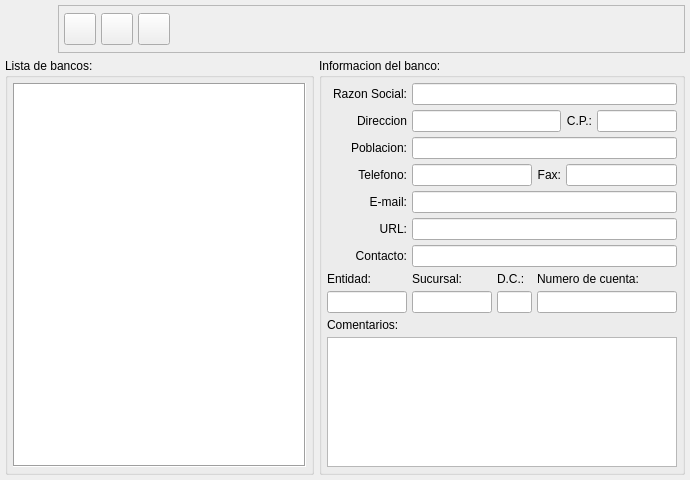
First picture: the form in bulmages/bulmafact/src/bancobase.ui, repository eboladev/Bulmages-1, before the edit.
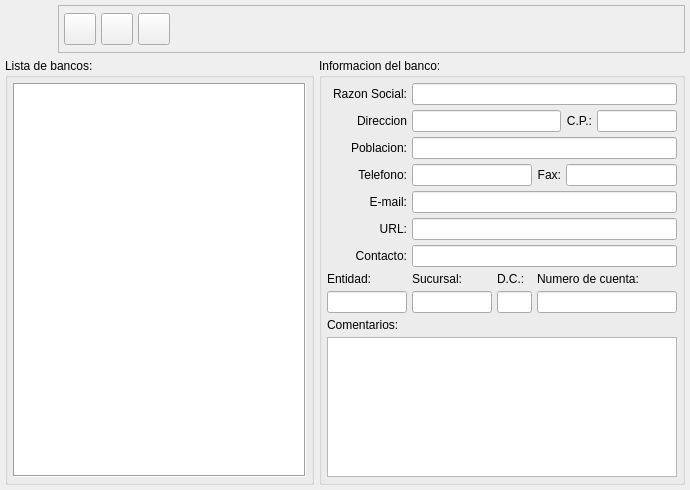
Second picture: the form after the edit. Icons and pictures are not drawn.

```diff
--- a/bulmages/bulmafact/src/bancobase.ui
+++ b/bulmages/bulmafact/src/bancobase.ui
@@ -7,7 +7,7 @@
     <x>0</x>
     <y>0</y>
     <width>690</width>
-    <height>480</height>
+    <height>490</height>
    </rect>
   </property>
   <property name="windowTitle" >
@@ -138,7 +138,14 @@
        </widget>
       </item>
       <item row="10" column="0" colspan="6" >
-       <widget class="QTextEdit" name="mui_comentbanco" />
+       <widget class="QTextEdit" name="mui_comentbanco" >
+        <property name="html" >
+         <string>&lt;html>&lt;head>&lt;meta name="qrichtext" content="1" />&lt;style type="text/css">
+p, li { white-space: pre-wrap; }
+&lt;/style>&lt;/head>&lt;body style=" font-family:'Sans Serif'; font-size:9pt; font-weight:400; font-style:normal; text-decoration:none;">
+&lt;p style="-qt-paragraph-type:empty; margin-top:0px; margin-bottom:0px; margin-left:0px; margin-right:0px; -qt-block-indent:0; text-indent:0px;">&lt;/p>&lt;/body>&lt;/html></string>
+        </property>
+       </widget>
       </item>
       <item row="0" column="0" >
        <widget class="QLabel" name="label" >
```
Left out of the diff: 48 changed lines with no effect on the pictures.
